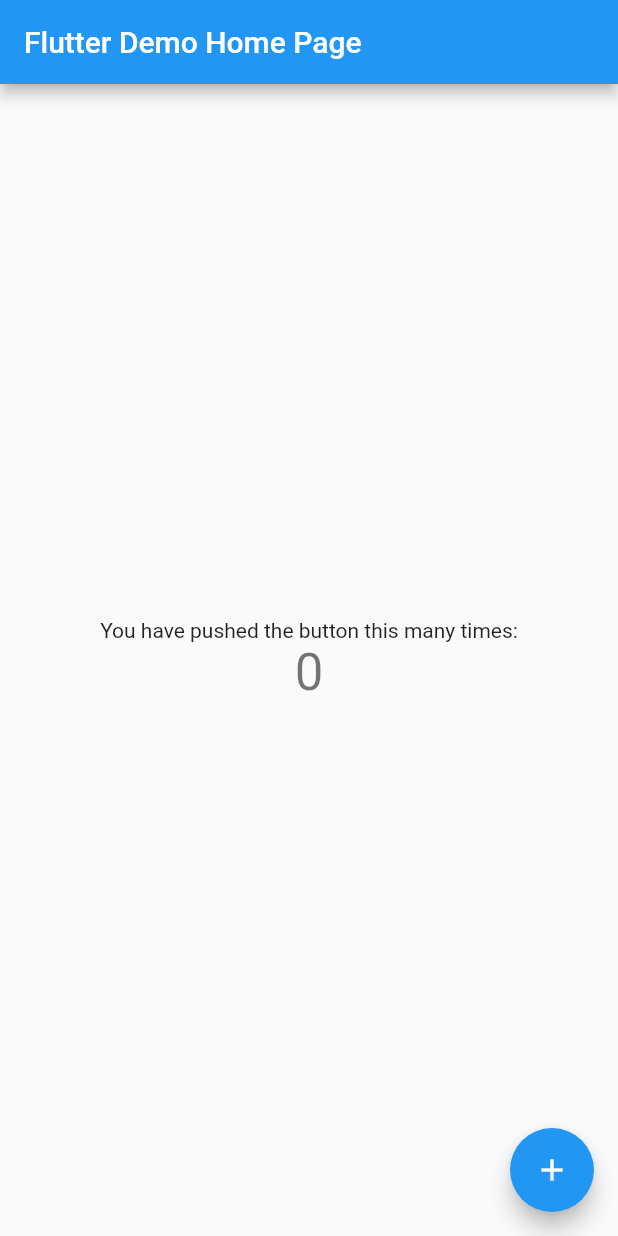
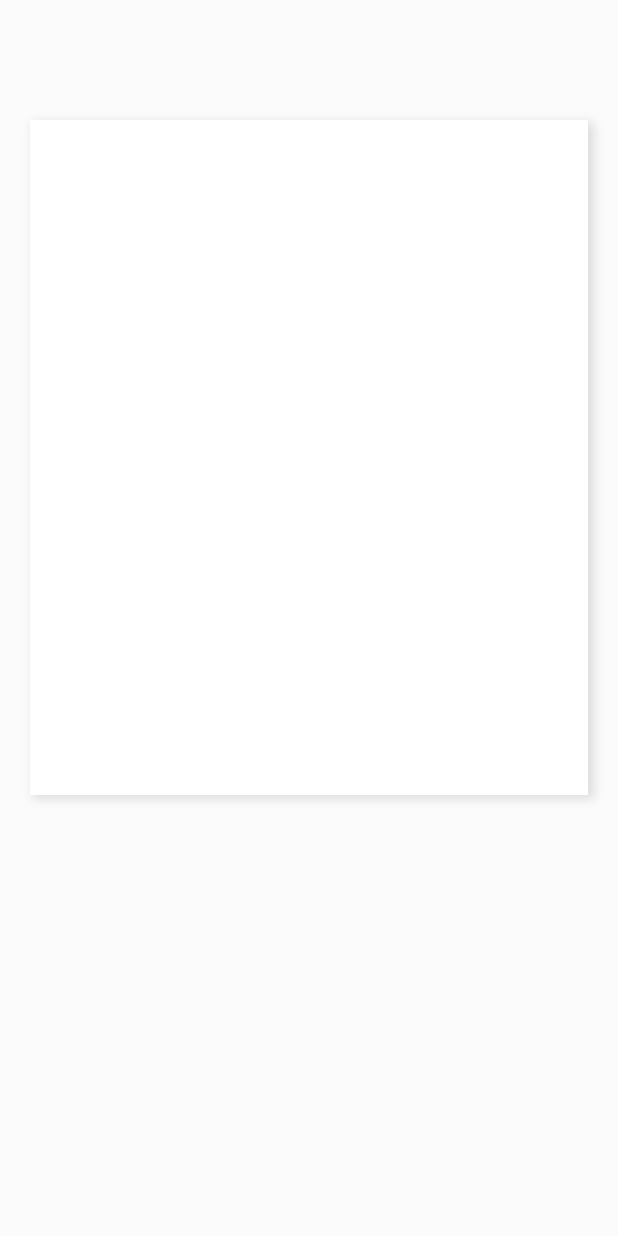
Before and after one commit to MiltonQuirino/shopping, a Flutter app: the screen it shows after launch, on a phone screen of 412 x 824 dp. Run offline on Flutter 3.47's test engine with Material 2 defaults, Android fonts, the phone set to English and light mode, and no system bars.

Commit message:
add login

```diff
--- a/lib/main.dart
+++ b/lib/main.dart
@@ -1,4 +1,5 @@
 import 'package:flutter/material.dart';
+import 'package:shopping/pages/login.page.dart';
 
 void main() {
   runApp(const MyApp());
@@ -12,104 +13,11 @@ class MyApp extends StatelessWidget {
   Widget build(BuildContext context) {
     return MaterialApp(
       title: 'Flutter Demo',
+      debugShowCheckedModeBanner: false,
       theme: ThemeData(
-        // This is the theme of your application.
-        //
-        // Try running your application with "flutter run". You'll see the
-        // application has a blue toolbar. Then, without quitting the app, try
-        // changing the primarySwatch below to Colors.green and then invoke
-        // "hot reload" (press "r" in the console where you ran "flutter run",
-        // or simply save your changes to "hot reload" in a Flutter IDE).
-        // Notice that the counter didn't reset back to zero; the application
-        // is not restarted.
         primarySwatch: Colors.blue,
       ),
-      home: const MyHomePage(title: 'Flutter Demo Home Page'),
+      home: const LoginPage(),
     );
   }
 }
-
-class MyHomePage extends StatefulWidget {
-  const MyHomePage({Key? key, required this.title}) : super(key: key);
-
-  // This widget is the home page of your application. It is stateful, meaning
-  // that it has a State object (defined below) that contains fields that affect
-  // how it looks.
-
-  // This class is the configuration for the state. It holds the values (in this
-  // case the title) provided by the parent (in this case the App widget) and
-  // used by the build method of the State. Fields in a Widget subclass are
-  // always marked "final".
-
-  final String title;
-
-  @override
-  State<MyHomePage> createState() => _MyHomePageState();
-}
-
-class _MyHomePageState extends State<MyHomePage> {
-  int _counter = 0;
-
-  void _incrementCounter() {
-    setState(() {
-      // This call to setState tells the Flutter framework that something has
-      // changed in this State, which causes it to rerun the build method below
-      // so that the display can reflect the updated values. If we changed
-      // _counter without calling setState(), then the build method would not be
-      // called again, and so nothing would appear to happen.
-      _counter++;
-    });
-  }
-
-  @override
-  Widget build(BuildContext context) {
-    // This method is rerun every time setState is called, for instance as done
-    // by the _incrementCounter method above.
-    //
-    // The Flutter framework has been optimized to make rerunning build methods
-    // fast, so that you can just rebuild anything that needs updating rather
-    // than having to individually change instances of widgets.
-    return Scaffold(
-      appBar: AppBar(
-        // Here we take the value from the MyHomePage object that was created by
-        // the App.build method, and use it to set our appbar title.
-        title: Text(widget.title),
-      ),
-      body: Center(
-        // Center is a layout widget. It takes a single child and positions it
-        // in the middle of the parent.
-        child: Column(
-          // Column is also a layout widget. It takes a list of children and
-          // arranges them vertically. By default, it sizes itself to fit its
-          // children horizontally, and tries to be as tall as its parent.
-          //
-          // Invoke "debug painting" (press "p" in the console, choose the
-          // "Toggle Debug Paint" action from the Flutter Inspector in Android
-          // Studio, or the "Toggle Debug Paint" command in Visual Studio Code)
-          // to see the wireframe for each widget.
-          //
-          // Column has various properties to control how it sizes itself and
-          // how it positions its children. Here we use mainAxisAlignment to
-          // center the children vertically; the main axis here is the vertical
-          // axis because Columns are vertical (the cross axis would be
-          // horizontal).
-          mainAxisAlignment: MainAxisAlignment.center,
-          children: <Widget>[
-            const Text(
-              'You have pushed the button this many times:',
-            ),
-            Text(
-              '$_counter',
-              style: Theme.of(context).textTheme.headline4,
-            ),
-          ],
-        ),
-      ),
-      floatingActionButton: FloatingActionButton(
-        onPressed: _incrementCounter,
-        tooltip: 'Increment',
-        child: const Icon(Icons.add),
-      ), // This trailing comma makes auto-formatting nicer for build methods.
-    );
-  }
-}
--- /dev/null
+++ b/lib/pages/login.page.dart
@@ -0,0 +1,35 @@
+import 'package:flutter/material.dart';
+
+class LoginPage extends StatelessWidget {
+  const LoginPage({Key? key}) : super(key: key);
+
+  @override
+  Widget build(BuildContext context) {
+    return Scaffold(
+      body: Container(
+        color: Colors.white10,
+        padding: EdgeInsets.only(
+          top: 80,
+          left: 20,
+          right: 20,
+          bottom: 40,
+        ),
+        child: Column(
+          children: <Widget>[
+            Container(
+              height: 450,
+              decoration: BoxDecoration(color: Colors.white, boxShadow: [
+                new BoxShadow(
+                  color: Colors.black12,
+                  offset: new Offset(3, 2.0),
+                  blurRadius: 5,
+                  spreadRadius: 1,
+                )
+              ]),
+            )
+          ],
+        ),
+      ),
+    );
+  }
+}
```
